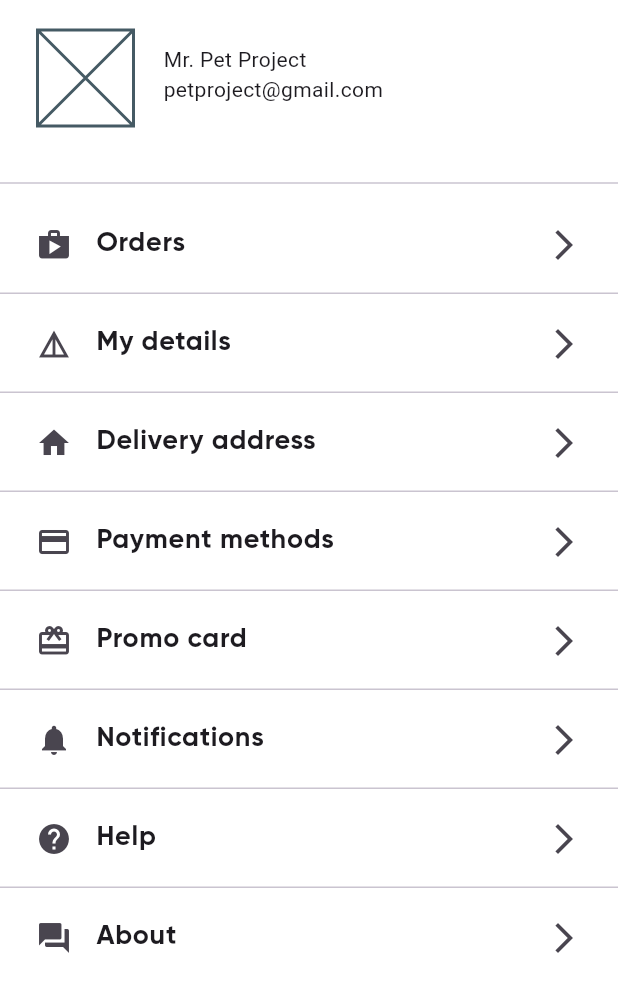
After one commit to EspeonDev/Grocerystore, a Flutter app: the AccountScreen screen opened directly, on a phone screen of 412 x 824 dp. The commit adds this screen. Shown: the top 992 px of the screen. Run offline on Flutter 3.47's test engine with Material 3 defaults, Android fonts, the phone set to English and light mode, and no system bars.

Commit message:
added account page

```diff
--- /dev/null
+++ b/lib/screens/account_screen.dart
@@ -0,0 +1,82 @@
+import 'package:flutter/material.dart';
+import 'package:flutter/services.dart';
+
+class AccountScreen extends StatelessWidget {
+  AccountScreen({super.key});
+
+  TextStyle menuTextStyle = TextStyle(
+    fontFamily: 'Gilroy',
+    fontWeight: FontWeight.bold,
+    fontSize: 18,
+  );
+
+  Map<String, Icon> menu = {
+    'Orders': Icon(Icons.shop),
+    'My details': Icon(Icons.details),
+    'Delivery address': Icon(Icons.home),
+    'Payment methods': Icon(Icons.payment),
+    'Promo card': Icon(Icons.card_giftcard),
+    'Notifications': Icon(Icons.notifications),
+    'Help': Icon(Icons.help),
+    'About': Icon(Icons.question_answer),
+  };
+
+  @override
+  Widget build(BuildContext context) {
+    return SafeArea(
+      child: Scaffold(
+        backgroundColor: Colors.white,
+        body: Column(
+          children: [
+            Row(crossAxisAlignment: CrossAxisAlignment.center, children: [
+              Padding(
+                padding: const EdgeInsets.only(top: 20, left: 25),
+                child: Placeholder(
+                  fallbackHeight: 64,
+                  fallbackWidth: 64,
+                ),
+              ),
+              SizedBox(
+                width: 20,
+              ),
+              Container(
+                  child: Column(
+                crossAxisAlignment: CrossAxisAlignment.start,
+                children: [
+                  SizedBox(
+                    height: 15,
+                  ),
+                  Text('Mr. Pet Project'),
+                  Text('petproject@gmail.com'),
+                ],
+              ))
+            ]),
+            SizedBox(
+              height: 30,
+            ),
+            Divider(),
+            Expanded(
+              child: ListView(
+                children: ListTile.divideTiles(
+                  context: context,
+                  tiles: menu.entries.map((entry) {
+                    return ListTile(
+                      contentPadding:
+                          EdgeInsets.symmetric(horizontal: 24, vertical: 5),
+                      title: Text(
+                        entry.key,
+                        style: menuTextStyle,
+                      ),
+                      leading: entry.value,
+                      trailing: Icon(Icons.arrow_forward_ios),
+                    );
+                  }),
+                ).toList(),
+              ),
+            )
+          ],
+        ),
+      ),
+    );
+  }
+}
--- a/lib/screens/favourite_screen.dart
+++ b/lib/screens/favourite_screen.dart
@@ -93,7 +93,9 @@ class FavouriteScreen extends StatelessWidget {
                         borderRadius: BorderRadius.circular(19),
                       ),
                     ),
-                    onPressed: () {},
+                    onPressed: () {
+                      cart.addAll(favouriteProducts);
+                    },
                     child: const Text(
                       'Add To Basket',
                       style: TextStyle(
--- a/lib/screens/main_screen.dart
+++ b/lib/screens/main_screen.dart
@@ -1,4 +1,5 @@
 import 'package:flutter/material.dart';
+import 'package:grocery_store/screens/account_screen.dart';
 import 'package:grocery_store/screens/cart_screen.dart';
 import 'package:grocery_store/screens/explore_screen.dart';
 import 'package:grocery_store/screens/home_screen.dart';
@@ -19,6 +20,7 @@ class _MainScreenState extends State<MainScreen> {
     const ExploreScreen(),
     CartScreen(),
     FavouriteScreen(),
+    AccountScreen(),
   ];
   void onSelectedTab(int index) {
     if (_selectedIndex == index) return;
```
